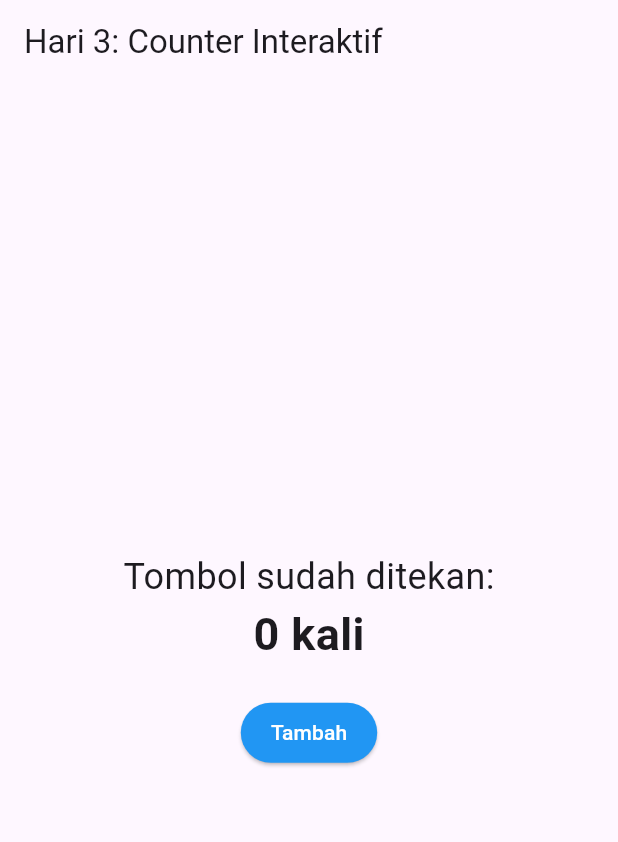
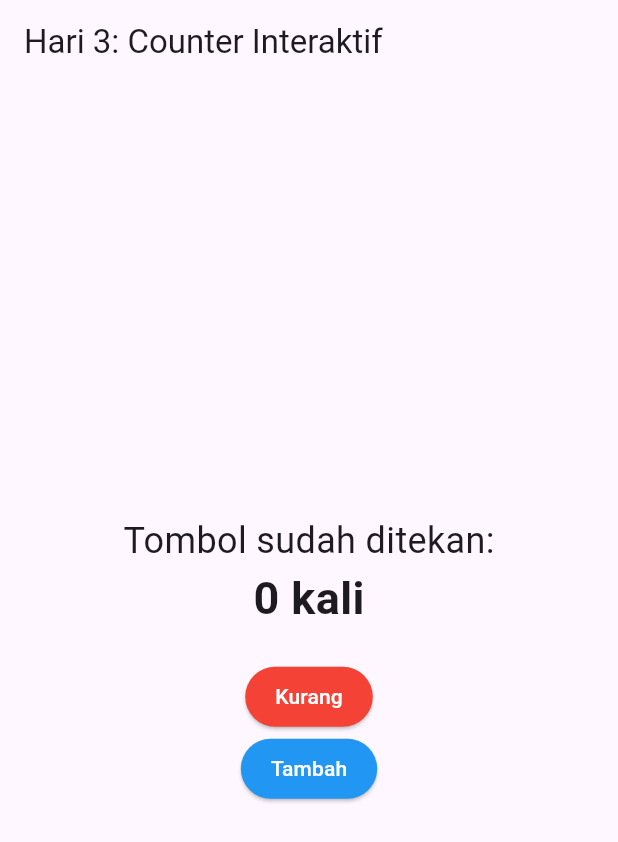
Before and after one commit to Alfin-protein/Latihan-Flutter-Week-2, a Flutter app: the screen it shows after launch, on a phone screen of 412 x 824 dp. Shown: the top 842 px of the screen. Run offline on Flutter 3.47's test engine with Material 3 defaults, Android fonts, the phone set to English and light mode, and no system bars.

Commit message:
Hari 3 Minggu 2: Interaksi dengan ElevatedButton

```diff
--- a/lib/main.dart
+++ b/lib/main.dart
@@ -27,6 +27,12 @@ class _CounterAppState extends State<CounterApp> {
     });
   }
 
+  void decrementCounter() {
+    setState(() {
+      if (counter > 0) counter--;
+    });
+  }
+
   @override
   Widget build(BuildContext context) {
     return Scaffold(
@@ -47,6 +53,15 @@ class _CounterAppState extends State<CounterApp> {
             ),
             SizedBox(height: 20),
             ElevatedButton(
+              onPressed: decrementCounter,
+              child: Text('Kurang'),
+              style: ElevatedButton.styleFrom(
+                backgroundColor: Colors.red,
+                foregroundColor: Colors.white,
+                padding: EdgeInsets.symmetric(horizontal: 20, vertical: 10),
+              ),
+            ),
+            ElevatedButton(
               onPressed: incrementCounter,
               child: Text('Tambah'),
               style: ElevatedButton.styleFrom(
```
